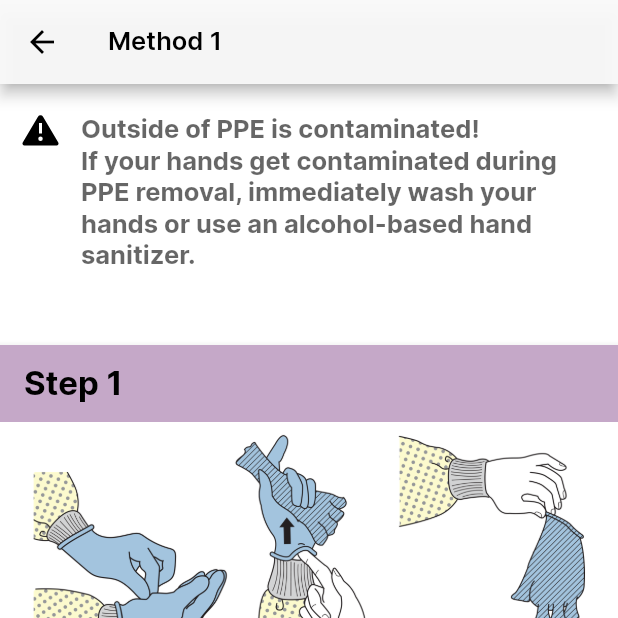
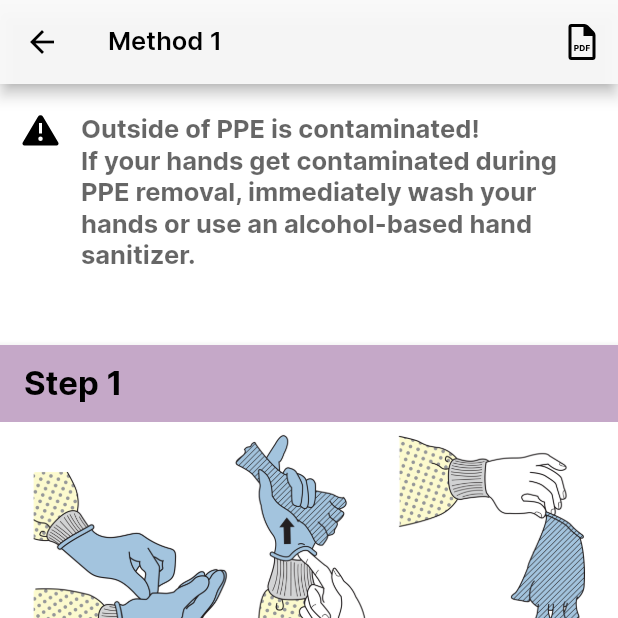
Before and after one commit to Western-Health-Covid19-Collaboration/wh_covid19_app, a Flutter app: the PPEOffGuidanceMethod1 screen opened by its route, on a phone screen of 412 x 824 dp, the top half of it. Run offline on Flutter 3.47's test engine with Material 2 defaults, Android fonts, the phone set to English and light mode, and no system bars; our stand-ins replace chewie, flutter_svg, flutter_widget_from_html, package_info, photo_view, shared_preferences and 1 more; missing offline and left inert: matrix_gesture_detector; accounts and stored records are empty; statements that could not run were skipped; project files that could hold a hidden picture were left out.

Commit message:
Add infographic for ppe

```diff
--- a/lib/routes.dart
+++ b/lib/routes.dart
@@ -5,6 +5,9 @@ class Routes {
   static const ppeOnGuidance = '/ppe/on';
   static const ppeOffGuidanceMethod1 = '/ppe/off/method_1';
   static const ppeOffGuidanceMethod2 = '/ppe/off/method_2';
+  static const ppeOnInfographic = '/ppe/on/infographic';
+  static const ppeOffGuidanceMethod1Infographic = '/ppe/off/method_1/infographic';
+  static const ppeOffGuidanceMethod2Infographic = '/ppe/off/method_2/infographic';
 
   static const staffWelfare = '/staff_welfare';
   static const sbsGuidance = '/sbs_guidance';
--- a/lib/view/ppe/ppe_off_guidance_method_1.dart
+++ b/lib/view/ppe/ppe_off_guidance_method_1.dart
@@ -3,6 +3,7 @@ import 'package:flutter/widgets.dart';
 import 'package:flutter_svg/svg.dart';
 
 import '../../hard_data.dart';
+import '../../routes.dart';
 import '../../style.dart';
 import '../../widget/notification_banner.dart';
 import '../../widget/ppe_card_container.dart';
@@ -21,6 +22,15 @@ class PPEOffGuidanceMethod1 extends StatelessWidget {
           title,
           style: Styles.textH5,
         ),
+        actions: <Widget>[
+          IconButton(
+            icon: SvgPicture.asset(
+              'assets/images/icon/SVG/icon_infographic.svg',
+            ),
+            onPressed:
+              () => Navigator.pushNamed(context, Routes.ppeOffGuidanceMethod1Infographic),
+          )
+        ]
       ),
       body: ListView(
         children: <Widget>[
--- a/lib/view/reusable_infographic_page.dart
+++ b/lib/view/reusable_infographic_page.dart
@@ -8,14 +8,16 @@ class InfographicPage extends StatelessWidget {
   final String title;
   final String imageUrl;
   final Color backgroundColor;
+  final Color toolBarColor;
 
-  const InfographicPage({this.title, this.imageUrl, this.backgroundColor});
+  const InfographicPage({this.title, this.imageUrl, this.backgroundColor, this.toolBarColor});
 
   @override
   Widget build(BuildContext context) {
     return Scaffold(
       backgroundColor: backgroundColor,
       appBar: AppBar(
+        backgroundColor: toolBarColor,
         iconTheme: Styles.appBarIconTheme,
         title: Text(
           title,
--- a/pubspec.yaml
+++ b/pubspec.yaml
@@ -31,6 +31,7 @@ flutter:
 
   assets:
     - assets/images/
+    - assets/images/infographics/
     - assets/images/icon/
     - assets/images/icon/SVG/
     - assets/images/steps/
```
Also changed, not shown: lib/main.dart (+18 -0 lines), lib/view/ppe/ppe_off_guidance_method_1_infographic.dart (added, +15 -0 lines), lib/view/ppe/ppe_off_guidance_method_2.dart (+10 -0 lines), lib/view/ppe/ppe_off_guidance_method_2_infographic.dart (added, +15 -0 lines), lib/view/ppe/ppe_on_guidance.dart (+11 -0 lines), lib/view/ppe/ppe_on_infographic_page.dart (added, +15 -0 lines).
